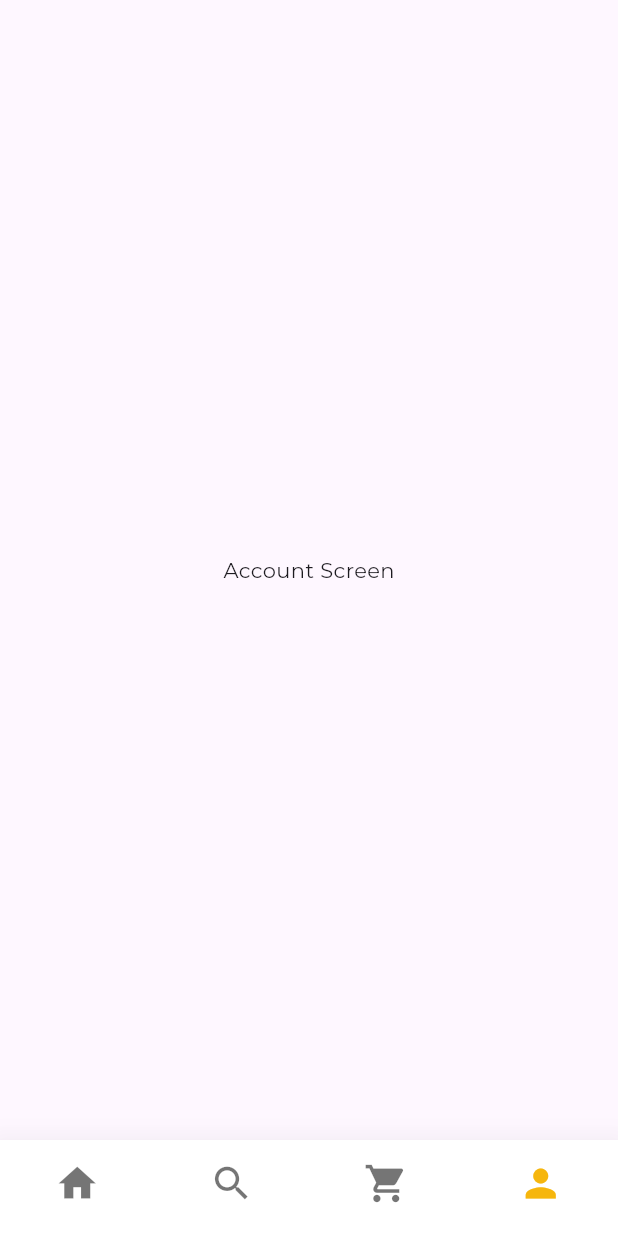
After one commit to shresthabatsal/project_ease, a Flutter app: the BottomNavigationScreen screen opened directly, item 4 of the bottom bar chosen, on a phone screen of 412 x 824 dp. The commit adds this screen. Run offline on Flutter 3.47's test engine with Material 3 defaults, Android fonts, the phone set to English and light mode, and no system bars; our stand-ins replace font_awesome_flutter, video_player.

Commit message:
add bottom navigation bar

```diff
--- /dev/null
+++ b/lib/screens/bottom_navigation_screen.dart
@@ -0,0 +1,53 @@
+import 'package:flutter/material.dart';
+import 'package:project_ease/app/theme/app_colors.dart';
+import 'package:project_ease/screens/bottom_navigation_screens/account_screen.dart';
+import 'package:project_ease/screens/bottom_navigation_screens/cart_screen.dart';
+import 'package:project_ease/screens/bottom_navigation_screens/home_screen.dart';
+import 'package:project_ease/screens/bottom_navigation_screens/search_screen.dart';
+
+class BottomNavigationScreen extends StatefulWidget {
+  const BottomNavigationScreen({super.key});
+
+  @override
+  State<BottomNavigationScreen> createState() => _BottomNavigationScreenState();
+}
+
+class _BottomNavigationScreenState extends State<BottomNavigationScreen> {
+
+  int _selectedIndex = 0;
+
+  List<Widget> lstBottomScreen = [
+    const HomeScreen(),
+    const SearchScreen(),
+    const CartScreen(),
+    const AccountScreen()
+  ];
+
+  @override
+  Widget build(BuildContext context) {
+    return Scaffold(
+      body: lstBottomScreen[_selectedIndex],
+      bottomNavigationBar: BottomNavigationBar(
+        type: BottomNavigationBarType.fixed,
+        iconSize: 30,
+        backgroundColor: Colors.white,
+        selectedItemColor: AppColors.primary,
+        elevation: 20,
+        showSelectedLabels: false,
+        showUnselectedLabels: false,
+        items: const [
+          BottomNavigationBarItem(icon: Icon(Icons.home), label: "Home"),
+          BottomNavigationBarItem(icon: Icon(Icons.search), label: "Search"),
+          BottomNavigationBarItem(icon: Icon(Icons.shopping_cart), label: "Cart"),
+          BottomNavigationBarItem(icon: Icon(Icons.person), label: "Profile")
+        ],
+        currentIndex: _selectedIndex,
+        onTap: (index){
+          setState(() {
+            _selectedIndex = index;
+          });
+        },
+      ),
+    );
+  }
+}
--- /dev/null
+++ b/lib/screens/bottom_navigation_screens/account_screen.dart
@@ -0,0 +1,12 @@
+import 'package:flutter/widgets.dart';
+
+class AccountScreen extends StatelessWidget {
+  const AccountScreen({super.key});
+
+  @override
+  Widget build(BuildContext context) {
+    return SizedBox.expand(
+      child: Center(child: Text("Account Screen"),),
+    );
+  }
+}
--- a/lib/screens/login_screen.dart
+++ b/lib/screens/login_screen.dart
@@ -2,6 +2,7 @@ import 'package:flutter/material.dart';
 import 'package:font_awesome_flutter/font_awesome_flutter.dart';
 import 'package:project_ease/app/theme/app_colors.dart';
 import 'package:project_ease/common/custom_snackbar.dart';
+import 'package:project_ease/screens/bottom_navigation_screen.dart';
 import 'package:project_ease/screens/dashboard_screen.dart';
 import 'package:project_ease/screens/signup_screen.dart';
 import 'package:project_ease/widgets/custom_button.dart';
@@ -134,7 +135,7 @@ class _LoginScreenState extends State<LoginScreen> {
                             Navigator.push(
                               context,
                               MaterialPageRoute(
-                                builder: (context) => const DashboardScreen(),
+                                builder: (context) => const BottomNavigationScreen(),
                               ),
                             );
                           });
```
Also changed, not shown: lib/screens/bottom_navigation_screens/cart_screen.dart (added, +12 -0 lines), lib/screens/bottom_navigation_screens/home_screen.dart (added, +12 -0 lines), lib/screens/bottom_navigation_screens/search_screen.dart (added, +12 -0 lines).
